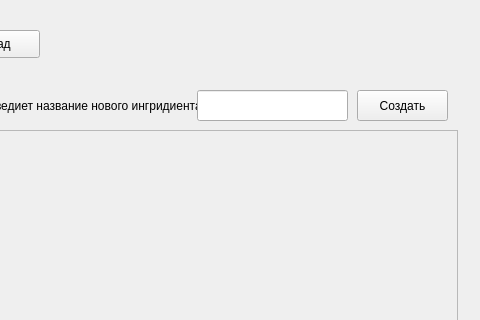
The window that create_ingridient.ui (SuperNauMisha/Meals) describes before a commit, drawn with Qt 5; both pictures show x 83 to 563 and y 0 to 320 of the 563 by 448 pixel window.
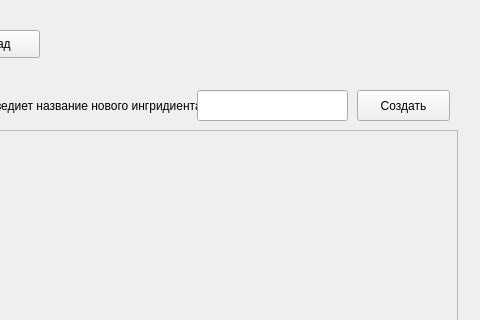
The same window after the commit.

Commit message: 3 file(Working) with new ingridients and save in database!!!!!

What changed in the file:
```diff
--- a/create_ingridient.ui
+++ b/create_ingridient.ui
@@ -84,13 +84,22 @@
      <rect>
       <x>440</x>
       <y>90</y>
-      <width>91</width>
+      <width>93</width>
       <height>31</height>
      </rect>
     </property>
+    <property name="sizePolicy">
+     <sizepolicy hsizetype="Fixed" vsizetype="Fixed">
+      <horstretch>0</horstretch>
+      <verstretch>0</verstretch>
+     </sizepolicy>
+    </property>
     <property name="text">
      <string>Создать</string>
     </property>
+    <property name="checkable">
+     <bool>false</bool>
+    </property>
    </widget>
   </widget>
   <widget class="QMenuBar" name="menubar">
```
Left out of the diff: 2 changed lines with no effect on the pictures. The commit also changes 2 other files.
